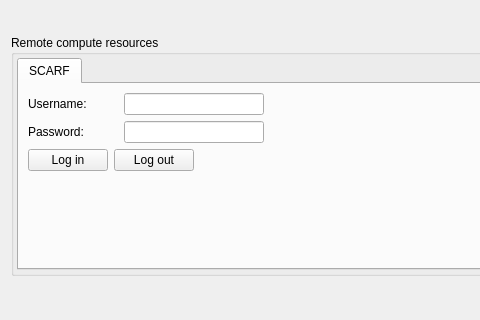
Qt form MantidQt/CustomInterfaces/inc/MantidQtCustomInterfaces/Tomography/TomographyIfaceQtTabSetup.ui (mantidproject/mantid) before a commit; both pictures show x 0 to 480 and y 169 to 489 of the 834 by 576 pixel window.
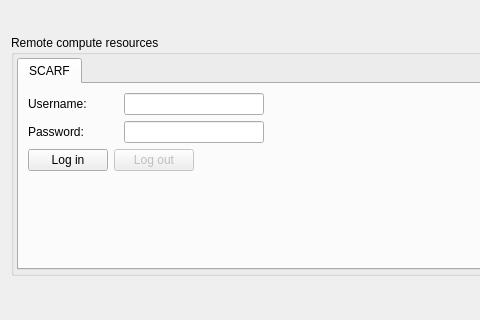
The same form after that commit.

Diff of the .ui file:
```diff
--- a/MantidQt/CustomInterfaces/inc/MantidQtCustomInterfaces/Tomography/TomographyIfaceQtTabSetup.ui
+++ b/MantidQt/CustomInterfaces/inc/MantidQtCustomInterfaces/Tomography/TomographyIfaceQtTabSetup.ui
@@ -268,6 +268,9 @@
             </item>
             <item>
              <widget class="QPushButton" name="pushButton_SCARF_logout">
+              <property name="enabled">
+               <bool>false</bool>
+              </property>
               <property name="sizePolicy">
                <sizepolicy hsizetype="Minimum" vsizetype="Preferred">
                 <horstretch>0</horstretch>
```
